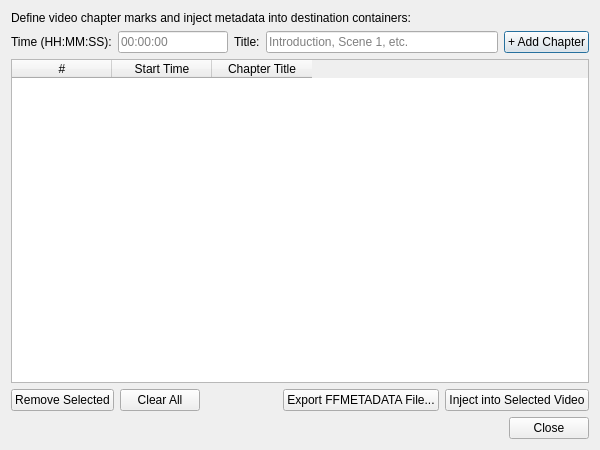
This is ui/chapters_dialog.ui in Arean82/FFmpeg-Modular-Batch-GUI as Qt 5 draws it before an edit. The edited form follows.
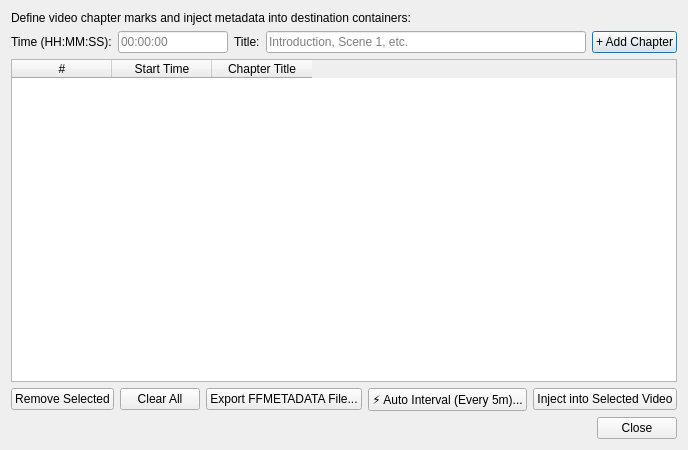
This is the edited form.

Patch:
```diff
--- a/ui/chapters_dialog.ui
+++ b/ui/chapters_dialog.ui
@@ -124,6 +124,13 @@
        </property>
       </widget>
      </item>
+     <item>
+      <widget class="QPushButton" name="btnAutoIntervalChapters">
+       <property name="text">
+        <string>⚡ Auto Interval (Every 5m)...</string>
+       </property>
+      </widget>
+     </item>
      <item>
       <widget class="QPushButton" name="btnInjectChapters">
        <property name="text">
```
